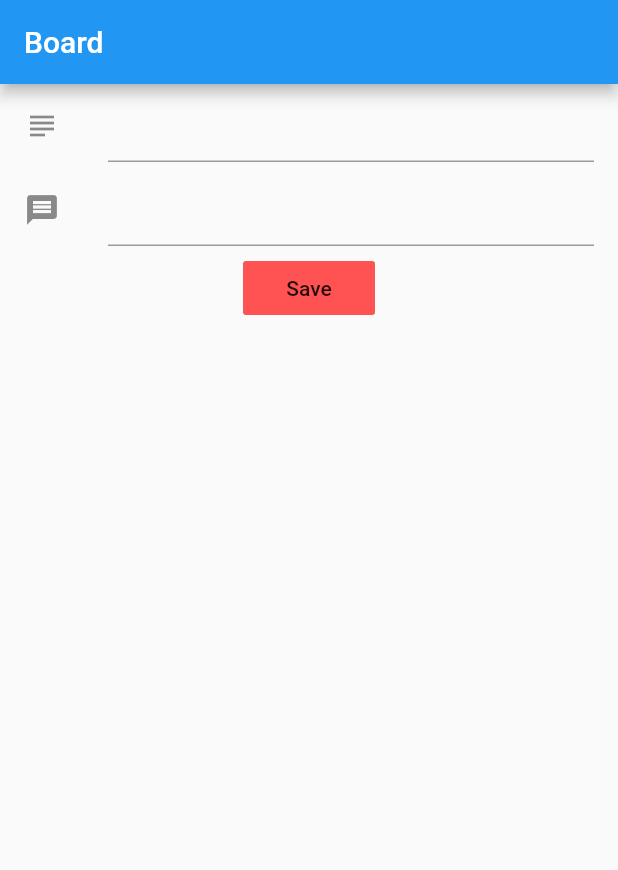
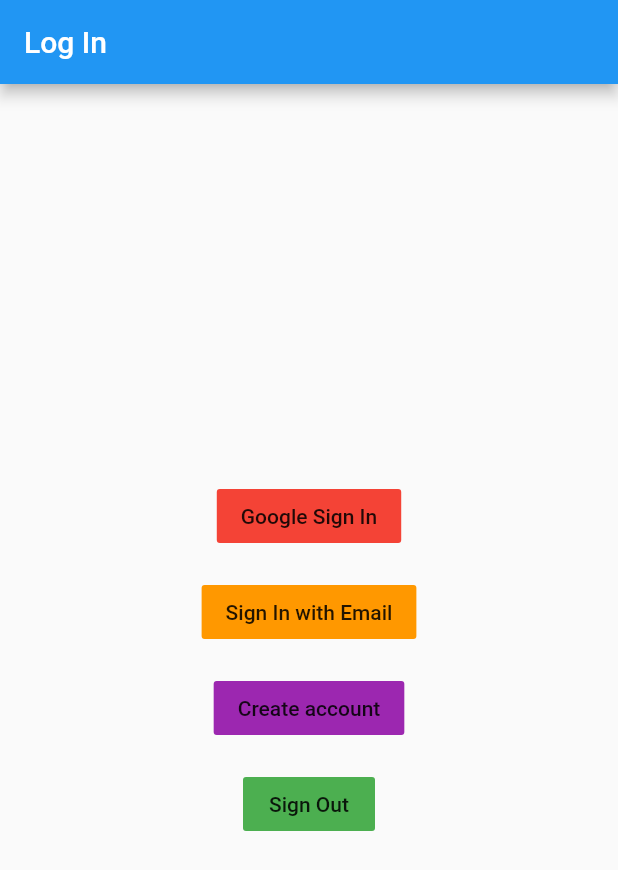
Before and after one commit to FabianVarela/post_board, a Flutter app: the screen it shows after launch, on a phone screen of 412 x 824 dp. Shown: the top 870 px of the screen. Run offline on Flutter 3.47's test engine with Material 2 defaults, Android fonts, the phone set to English and light mode, and no system bars; drawn by our look-alikes of firebase_database; our stand-ins replace firebase_auth, google_sign_in; accounts and stored records are empty.

Commit message:
Adding Firebase Auth and Google sign In. Pending connect with board.

```diff
--- a/lib/main.dart
+++ b/lib/main.dart
@@ -1,7 +1,9 @@
-import 'package:firebase_database/firebase_database.dart';
-import 'package:firebase_database/ui/firebase_animated_list.dart';
 import 'package:flutter/material.dart';
-import 'package:post_board/model/post.dart';
+import 'package:google_sign_in/google_sign_in.dart';
+import 'package:firebase_auth/firebase_auth.dart';
+
+final FirebaseAuth _firebaseAuth = FirebaseAuth.instance;
+final GoogleSignIn _googleSignIn = GoogleSignIn();
 
 void main() => runApp(MyApp());
 
@@ -23,111 +25,89 @@ class MyHomePage extends StatefulWidget {
 }
 
 class _MyHomePageState extends State<MyHomePage> {
-  List<Post> postMessages = List();
-  Post post;
-
-  final FirebaseDatabase database = FirebaseDatabase.instance;
-  final GlobalKey<FormState> formKey = GlobalKey<FormState>();
-
-  DatabaseReference databaseReference;
-
-  @override
-  void initState() {
-    super.initState();
-
-    post = Post("", "");
-    databaseReference = database.reference().child("post_board");
-    databaseReference.onChildAdded.listen(_onEntryAdded);
-    databaseReference.onChildChanged.listen(_onEntryChanged);
-  }
-
   @override
   Widget build(BuildContext context) {
     return Scaffold(
-      appBar: AppBar(
-        title: Text("Board"),
-      ),
-      body: Column(
-        children: <Widget>[
-          Flexible(
-            flex: 0,
-            child: Center(
-              child: Form(
-                key: formKey,
-                child: Flex(
-                  direction: Axis.vertical,
-                  children: <Widget>[
-                    ListTile(
-                        leading: Icon(Icons.subject),
-                        title: TextFormField(
-                            initialValue: "",
-                            onSaved: (value) => post.subject = value,
-                            validator: (value) => value == "" ? value : null)),
-                    ListTile(
-                        leading: Icon(Icons.message),
-                        title: TextFormField(
-                            initialValue: "",
-                            onSaved: (value) => post.body = value,
-                            validator: (value) => value == "" ? value : null)),
-                    FlatButton(
-                      child: Text("Save"),
-                      color: Colors.redAccent,
-                      onPressed: () {
-                        _submitPostForm();
-                      },
-                    )
-                  ],
+        appBar: AppBar(
+          title: Text("Log In"),
+        ),
+        body: Center(
+          child: Column(
+            mainAxisAlignment: MainAxisAlignment.center,
+            children: <Widget>[
+              Padding(
+                padding: EdgeInsets.all(8),
+                child: FlatButton(
+                  color: Colors.red,
+                  child: Text("Google Sign In"),
+                  onPressed: () => _signInGoogle(),
                 ),
               ),
-            ),
+              Padding(
+                padding: EdgeInsets.all(8),
+                child: FlatButton(
+                  color: Colors.orange,
+                  child: Text("Sign In with Email"),
+                  onPressed: () => _signInWithEmail(),
+                ),
+              ),
+              Padding(
+                padding: EdgeInsets.all(8),
+                child: FlatButton(
+                  color: Colors.purple,
+                  child: Text("Create account"),
+                  onPressed: () => _createUser(),
+                ),
+              ),
+              Padding(
+                padding: EdgeInsets.all(8),
+                child: FlatButton(
+                  color: Colors.green,
+                  child: Text("Sign Out"),
+                  onPressed: () => _signOut(),
+                ),
+              )
+            ],
           ),
-          Padding(padding: EdgeInsets.only(top: 10, bottom: 10)),
-          Flexible(
-            child: FirebaseAnimatedList(
-                query: databaseReference,
-                itemBuilder: (_, DataSnapshot snapshot,
-                    Animation<double> animation, int index) {
-                  return Card(
-                    child: ListTile(
-                      leading: CircleAvatar(
-                        backgroundColor: Colors.red,
-                      ),
-                      title: Text(postMessages[index].subject),
-                      subtitle: Text(postMessages[index].body),
-                    ),
-                  );
-                }),
-          )
-        ],
-      ),
-    );
+        ));
   }
 
-  void _onEntryAdded(Event event) {
-    setState(() {
-      postMessages.add(Post.fromSnapshot(event.snapshot));
+  Future<FirebaseUser> _signInGoogle() async {
+    GoogleSignInAccount googleSignInAccount = await _googleSignIn.signIn();
+    GoogleSignInAuthentication googleSignInAuthentication =
+        await googleSignInAccount.authentication;
+
+    AuthCredential credential = GoogleAuthProvider.getCredential(
+        idToken: googleSignInAuthentication.idToken,
+        accessToken: googleSignInAuthentication.accessToken);
+
+    FirebaseUser user = await _firebaseAuth.signInWithCredential(credential);
+
+    print("User is ${user.displayName}");
+
+    return user;
+  }
+
+  Future _createUser() async {
+    await _firebaseAuth
+        .createUserWithEmailAndPassword(
+            email: "fvarela@smarttaxi.com", password: "Jfabian920330")
+        .then((user) {
+      print("User created: ${user.displayName}");
+      print("Email: ${user.email}");
     });
   }
 
-  void _submitPostForm() {
-    final FormState state = formKey.currentState;
-
-    if (state.validate()) {
-      state.save();
-      state.reset();
-
-      databaseReference.push().set(post.toJson());
-    }
+  void _signOut() {
+    _googleSignIn.signOut();
   }
 
-  void _onEntryChanged(Event event) {
-    var oldData = postMessages.singleWhere((entry) {
-      return entry.key == event.snapshot.key;
-    });
-
-    setState(() {
-      postMessages[postMessages.indexOf(oldData)] =
-          Post.fromSnapshot(event.snapshot);
+  void _signInWithEmail() {
+    _firebaseAuth
+        .signInWithEmailAndPassword(
+            email: "fvarela@smarttaxi.com", password: "Jfabian920330")
+        .then((user) {
+      print("User signed in: ${user.email}");
     });
   }
 }
--- a/pubspec.yaml
+++ b/pubspec.yaml
@@ -24,6 +24,7 @@ dependencies:
   # Use with the CupertinoIcons class for iOS style icons.
   cupertino_icons: ^0.1.2
   firebase_auth: ^0.8.1+4
+  google_sign_in: ^4.0.1+1
   firebase_core: any
   firebase_database: ^2.0.2
 
```
Also changed, not shown: lib/ui/board.dart (added, +119 -0 lines), pubspec.lock, 3 other files.
